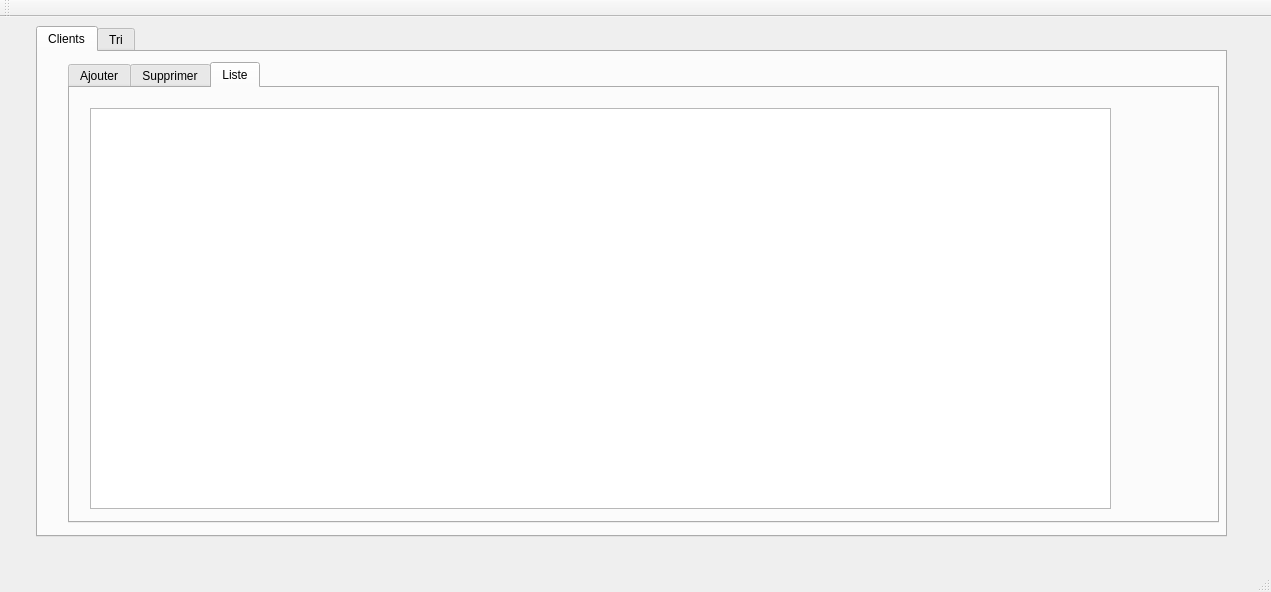
This is mainwindow.ui in lim-m24/ProjetC- as Qt 5 draws it before an edit. The edited form follows.
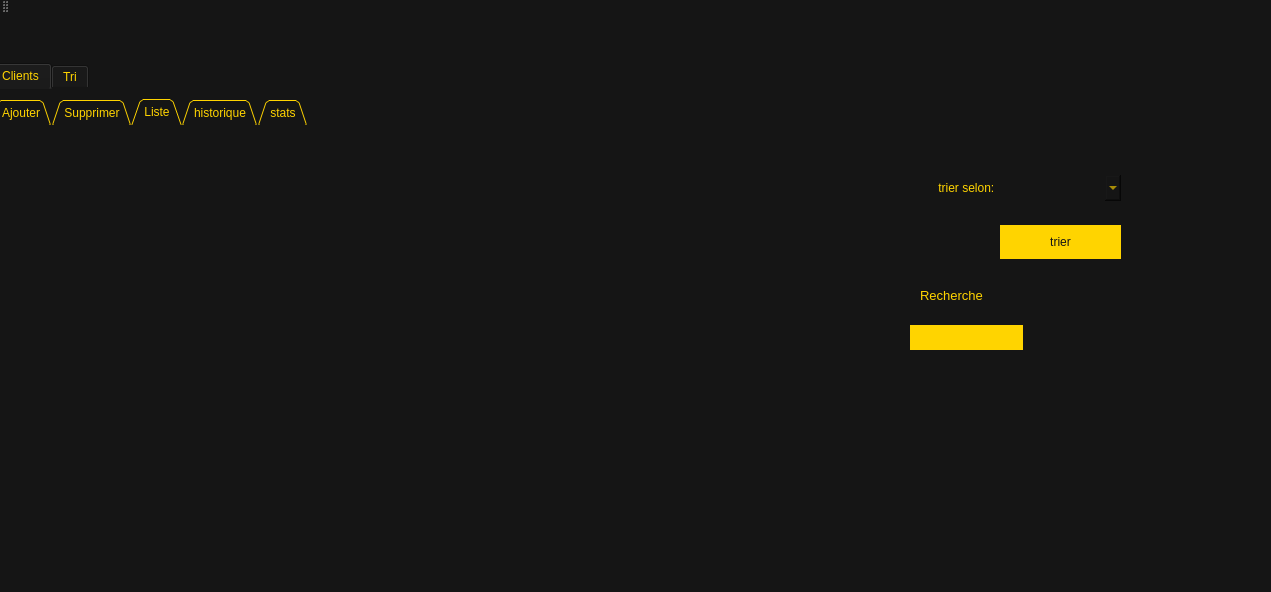
This is the edited form. The open tabs and pages were chosen to show the change.

Diff of the .ui file:
```diff
--- a/mainwindow.ui
+++ b/mainwindow.ui
@@ -13,12 +13,31 @@
   <property name="windowTitle">
    <string>Gestion des Clients</string>
   </property>
+  <property name="styleSheet">
+   <string notr="true">*{
+border:none;
+    background-color:#151515;
+    color:#FFD400;
+}
+QPushButton{
+    padding:10px;
+    background-color:#FFD400;
+    color:#151515;
+}
+QLineEdit{
+background-color:#FFD400;
+color:#151515;
+}</string>
+  </property>
+  <property name="tabShape">
+   <enum>QTabWidget::Triangular</enum>
+  </property>
   <widget class="QWidget" name="centralWidget">
    <widget class="QTabWidget" name="tabWidget">
     <property name="geometry">
      <rect>
-      <x>36</x>
-      <y>9</y>
+      <x>-10</x>
+      <y>50</y>
       <width>1191</width>
       <height>511</height>
      </rect>
@@ -33,12 +52,15 @@
      <widget class="QTabWidget" name="tabWidget_2">
       <property name="geometry">
        <rect>
-        <x>30</x>
+        <x>0</x>
         <y>10</y>
         <width>1151</width>
-        <height>461</height>
+        <height>471</height>
        </rect>
       </property>
+      <property name="tabShape">
+       <enum>QTabWidget::Triangular</enum>
+      </property>
       <property name="currentIndex">
        <number>0</number>
       </property>
@@ -242,11 +264,115 @@
        <widget class="QTableView" name="tableView">
         <property name="geometry">
          <rect>
-          <x>20</x>
+          <x>0</x>
           <y>20</y>
-          <width>1021</width>
+          <width>881</width>
           <height>401</height>
          </rect>
+        </property>
+       </widget>
+       <widget class="QComboBox" name="comboBox_2">
+        <property name="geometry">
+         <rect>
+          <x>920</x>
+          <y>50</y>
+          <width>211</width>
+          <height>26</height>
+         </rect>
+        </property>
+        <item>
+         <property name="text">
+          <string>       trier selon:</string>
+         </property>
+        </item>
+        <item>
+         <property name="text">
+          <string>montant depensé</string>
+         </property>
+        </item>
+        <item>
+         <property name="text">
+          <string>id</string>
+         </property>
+        </item>
+        <item>
+         <property name="text">
+          <string>nom</string>
+         </property>
+        </item>
+       </widget>
+       <widget class="QPushButton" name="pushButton_4">
+        <property name="geometry">
+         <rect>
+          <x>1010</x>
+          <y>100</y>
+          <width>121</width>
+          <height>34</height>
+         </rect>
+        </property>
+        <property name="text">
+         <string>trier</string>
+        </property>
+       </widget>
+       <widget class="QLabel" name="label_7">
+        <property name="geometry">
+         <rect>
+          <x>930</x>
+          <y>160</y>
+          <width>101</width>
+          <height>21</height>
+         </rect>
+        </property>
+        <property name="font">
+         <font>
+          <pointsize>10</pointsize>
+         </font>
+        </property>
+        <property name="text">
+         <string>Recherche</string>
+        </property>
+       </widget>
+       <widget class="QLineEdit" name="lineEdit_6">
+        <property name="geometry">
+         <rect>
+          <x>920</x>
+          <y>200</y>
+          <width>113</width>
+          <height>25</height>
+         </rect>
+        </property>
+       </widget>
+      </widget>
+      <widget class="QWidget" name="tab_6">
+       <attribute name="title">
+        <string>historique</string>
+       </attribute>
+       <widget class="QTableView" name="tableView_2">
+        <property name="geometry">
+         <rect>
+          <x>120</x>
+          <y>30</y>
+          <width>711</width>
+          <height>381</height>
+         </rect>
+        </property>
+       </widget>
+      </widget>
+      <widget class="QWidget" name="tab_7">
+       <attribute name="title">
+        <string>stats</string>
+       </attribute>
+       <widget class="QPushButton" name="pushButton_5">
+        <property name="geometry">
+         <rect>
+          <x>190</x>
+          <y>90</y>
+          <width>112</width>
+          <height>34</height>
+         </rect>
+        </property>
+        <property name="text">
+         <string>statistique</string>
         </property>
        </widget>
       </widget>
```
Left out of the diff: 44 changed lines with no effect on the pictures.
